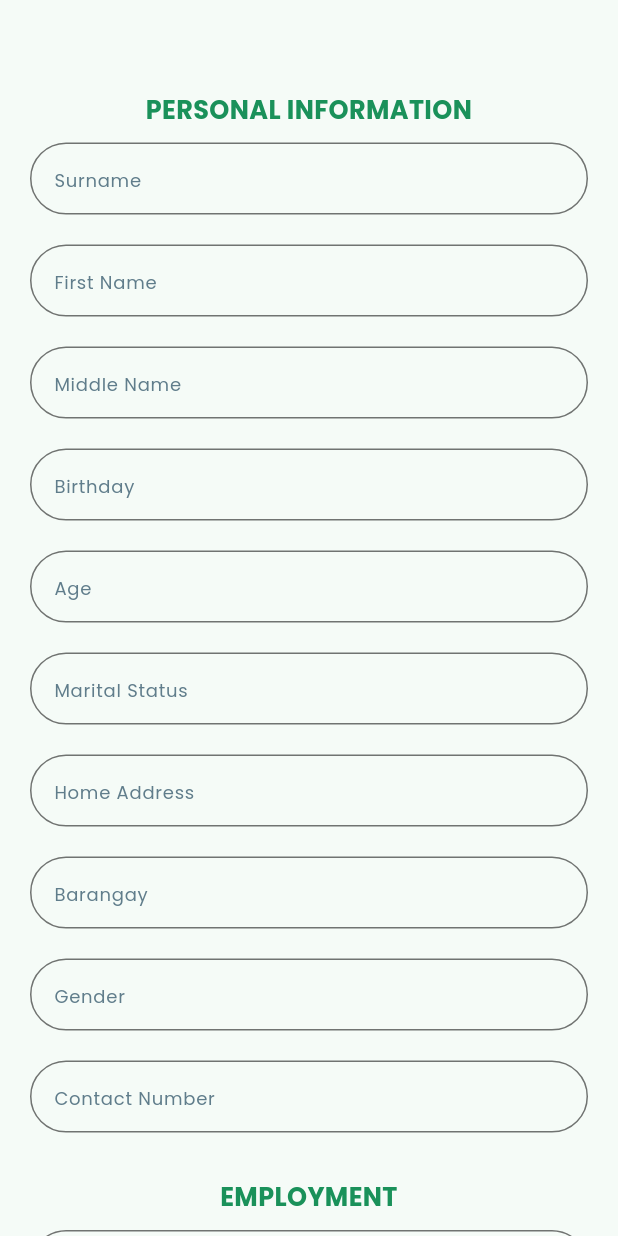
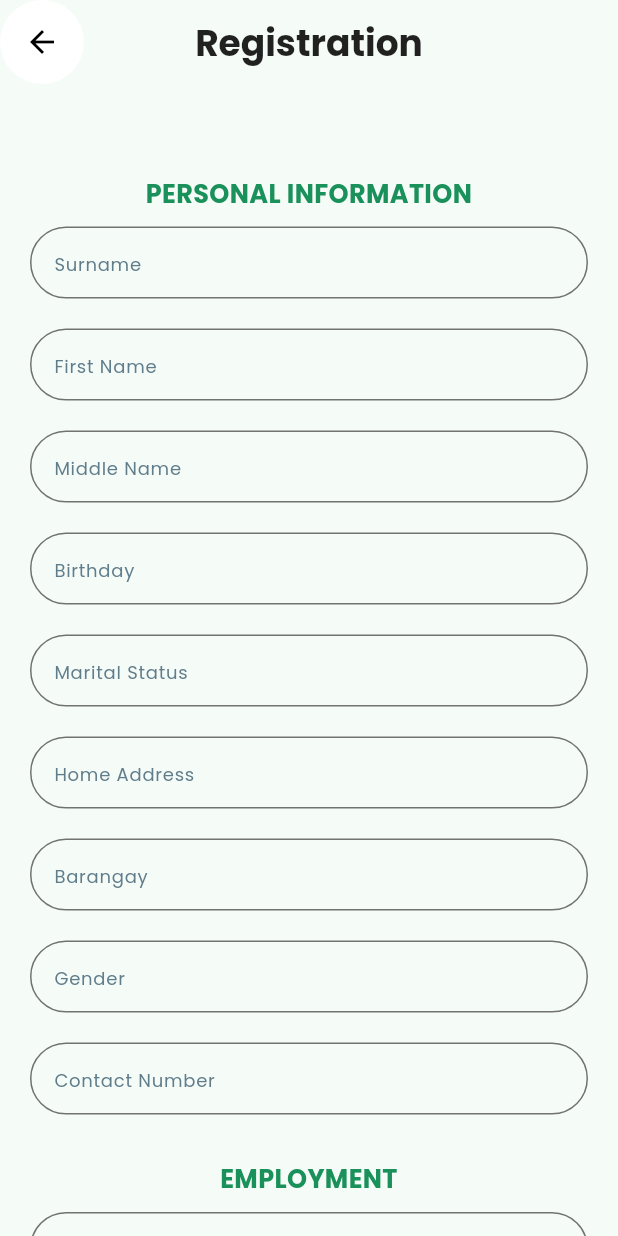
Before and after one commit to yskooo/snt_innovatives, a Flutter app: the SignUpPage screen opened directly, on a phone screen of 412 x 824 dp. Run offline on Flutter 3.47's test engine with Material 3 defaults, Android fonts, the phone set to English and light mode, and no system bars; our stand-ins replace device_preview, flutter_svg, google_fonts, supabase_flutter; accounts and stored records are empty.

Commit message:
appbar: dupl

```diff
--- a/lib/signup.dart
+++ b/lib/signup.dart
@@ -3,7 +3,51 @@ import 'package:flutter_supabase/login.dart';
 import 'package:flutter_supabase/main.dart';
 import 'package:supabase_flutter/supabase_flutter.dart';
 import 'package:google_fonts/google_fonts.dart';
+import 'package:intl/intl.dart';
 
+// app bar -> can be reusable component
+class CustomAppBar extends StatelessWidget implements PreferredSizeWidget {
+  final String title;
+  final VoidCallback onBack;
+
+  const CustomAppBar({
+    Key? key,
+    required this.title,
+    required this.onBack,
+  }) : super(key: key);
+
+  @override
+  Widget build(BuildContext context) {
+    return AppBar(
+      toolbarHeight: 200,
+      title: Padding(
+        padding: const EdgeInsets.all(20.0),
+        child: Text(
+          title,
+          textAlign: TextAlign.center,
+          style: GoogleFonts.poppins(
+            fontWeight: FontWeight.bold,
+            fontSize: 24,
+            color: Colors.black87,
+          ),
+        ),
+      ),
+      centerTitle: true,
+      leading: CircleAvatar(
+        backgroundColor: Colors.white,
+        child: IconButton(
+          icon: const Icon(Icons.arrow_back, color: Colors.black),
+          onPressed: onBack,
+        ),
+      ),
+    );
+  }
+
+  @override
+  Size get preferredSize => const Size.fromHeight(kToolbarHeight);
+}
+
+// Main SignUp Component Page
 class SignUpPage extends StatefulWidget {
   const SignUpPage({super.key});
 
@@ -63,10 +107,29 @@ class _SignUpPageState extends State<SignUpPage> {
       debugPrint('Passwords do not match');
     }
   }
+  Future<void> _selectBirthday(BuildContext context) async {
+    final DateTime? pickedDate = await showDatePicker(
+      context: context,
+      initialDate: DateTime.now(),
+      firstDate: DateTime(1900),
+      lastDate: DateTime.now(),
+    );
+    if (pickedDate != null && pickedDate != DateTime.now()) {
+      setState(() {
+        birthdayController.text = DateFormat('yyyy-MM-dd').format(pickedDate);
+      });
+    }
+  }
 
   @override
   Widget build(BuildContext context) {
     return Scaffold(
+      appBar: CustomAppBar(
+        title: 'Registration',
+        onBack: () {
+          Navigator.pop(context);
+        },
+      ),
       body: Center(
         child: SingleChildScrollView(
           child: Padding(
@@ -79,7 +142,7 @@ class _SignUpPageState extends State<SignUpPage> {
                 // Adjust the height value to control the vertical space
                 Text("PERSONAL INFORMATION",
                     textAlign: TextAlign.center,
-                    style: GoogleFonts.poppins( // Use Go
+                    style: GoogleFonts.poppins(
                       color: const Color(0xFF1A915A),
                       fontWeight: FontWeight.bold,
                       fontSize: 17,
@@ -92,9 +155,15 @@ class _SignUpPageState extends State<SignUpPage> {
                     controller: firstNameController, hintText: 'First Name'),
                 _buildTextField(
                     controller: middleNameController, hintText: 'Middle Name'),
-                _buildTextField(
-                    controller: birthdayController, hintText: 'Birthday'),
-                _buildTextField(controller: ageController, hintText: 'Age'),
+                GestureDetector(
+                  onTap: () => _selectBirthday(context),
+                  child: AbsorbPointer(
+                    child: _buildTextField(
+                      controller: birthdayController,
+                      hintText: 'Birthday',
+                    ),
+                  ),
+                ),
                 _buildTextField(controller: maritalStatusController,
                     hintText: 'Marital Status'),
                 _buildTextField(controller: homeAddressController,
@@ -115,10 +184,14 @@ class _SignUpPageState extends State<SignUpPage> {
                       fontSize: 17,
                       height: 0,
                     )),
-                _buildTextField(controller: employmentTypeController, hintText: 'Type of Employment'),
-                _buildTextField(controller: companyNameController, hintText: 'Company Name'),
-                _buildTextField(controller: companyAddressController, hintText: 'Company Address'),
-                _buildTextField(controller: monthlyIncomeController, hintText: 'Monthly Income'),
+                _buildTextField(controller: employmentTypeController,
+                    hintText: 'Type of Employment'),
+                _buildTextField(controller: companyNameController,
+                    hintText: 'Company Name'),
+                _buildTextField(controller: companyAddressController,
+                    hintText: 'Company Address'),
+                _buildTextField(controller: monthlyIncomeController,
+                    hintText: 'Monthly Income'),
 
                 // Legal Information Form Fields
                 const SizedBox(height: 20),
@@ -130,10 +203,14 @@ class _SignUpPageState extends State<SignUpPage> {
                       fontSize: 17,
                       height: 0,
                     )),
-                _buildTextField(controller: governmentIdController, hintText: 'Government ID'),
-                _buildTextField(controller: educationController, hintText: 'Highest Education Attainment'),
-                _buildTextField(controller: schoolController, hintText: 'School/University'),
-                _buildTextField(controller: courseController, hintText: 'Course'),
+                _buildTextField(controller: governmentIdController,
+                    hintText: 'Government ID'),
+                _buildTextField(controller: educationController,
+                    hintText: 'Highest Education Attainment'),
+                _buildTextField(controller: schoolController,
+                    hintText: 'School/University'),
+                _buildTextField(
+                    controller: courseController, hintText: 'Course'),
 
                 // Health Information Form Fields
                 const SizedBox(height: 20),
@@ -145,10 +222,14 @@ class _SignUpPageState extends State<SignUpPage> {
                       fontSize: 17,
                       height: 0,
                     )),
-                _buildTextField(controller: weightController, hintText: 'Weight (kg)'),
-                _buildTextField(controller: heightController, hintText: 'Height (cm)'),
-                _buildTextField(controller: diseaseController, hintText: 'Disease'),
-                _buildTextField(controller: medicationController, hintText: 'Medication'),
+                _buildTextField(
+                    controller: weightController, hintText: 'Weight (kg)'),
+                _buildTextField(
+                    controller: heightController, hintText: 'Height (cm)'),
+                _buildTextField(
+                    controller: diseaseController, hintText: 'Disease'),
+                _buildTextField(
+                    controller: medicationController, hintText: 'Medication'),
 
                 const SizedBox(height: 20),
                 Text("ACCOUNT",
@@ -203,7 +284,8 @@ class _SignUpPageState extends State<SignUpPage> {
                   padding: const EdgeInsets.only(top: 8.0),
                   child: GestureDetector(
                     onTap: () {
-                        Navigator.push(context, MaterialPageRoute(builder: (context) => const LoginPage()));
+                      Navigator.push(context, MaterialPageRoute(
+                          builder: (context) => const LoginPage()));
                     },
                     child: RichText(
                         text: TextSpan(
@@ -211,12 +293,16 @@ class _SignUpPageState extends State<SignUpPage> {
                             TextSpan(
                               text: "Already have an account?",
                               style:
-                                TextStyle(color: Colors.blueGrey.shade300, fontSize: 12, fontWeight: FontWeight.w400),
+                              TextStyle(color: Colors.blueGrey.shade300,
+                                  fontSize: 12,
+                                  fontWeight: FontWeight.w400),
                             ),
                             TextSpan(
                               text: ' ',
                               style:
-                                TextStyle(color: Colors.indigo.shade300, fontSize: 12, fontWeight: FontWeight.w700),
+                              TextStyle(color: Colors.indigo.shade300,
+                                  fontSize: 12,
+                                  fontWeight: FontWeight.w700),
                             ),
                             const TextSpan(
                               text: "Login",
@@ -242,13 +328,14 @@ class _SignUpPageState extends State<SignUpPage> {
     required TextEditingController controller,
     required String hintText,
     bool obscureText = false,
+    bool isDropdown = false, // New parameter
   }) {
     return Padding(
       padding: const EdgeInsets.symmetric(vertical: 10.0),
       child: TextFormField(
         controller: controller,
         obscureText: obscureText,
-        textAlignVertical: TextAlignVertical.top, // Correct placement
+        textAlignVertical: TextAlignVertical.top,
         decoration: InputDecoration(
           hintText: hintText,
           border: OutlineInputBorder(
@@ -263,11 +350,14 @@ class _SignUpPageState extends State<SignUpPage> {
             borderRadius: BorderRadius.circular(51),
             borderSide: const BorderSide(color: Colors.black54),
           ),
+          suffixIcon: isDropdown
+              ? Icon(Icons.arrow_drop_down, color: Colors.grey) // Dropdown icon
+              : null,
           hintStyle: const TextStyle(fontSize: 12.0, color: Colors.blueGrey),
           contentPadding: const EdgeInsets.all(12),
-          // Align label with hint is still valid for when the label/hint is displayed inside the text field
           alignLabelWithHint: true,
         ),
+        readOnly: isDropdown, // Make field read-only if it's a dropdown
       ),
     );
   }
```
Lines whose indentation alone changed are shown as unchanged.
